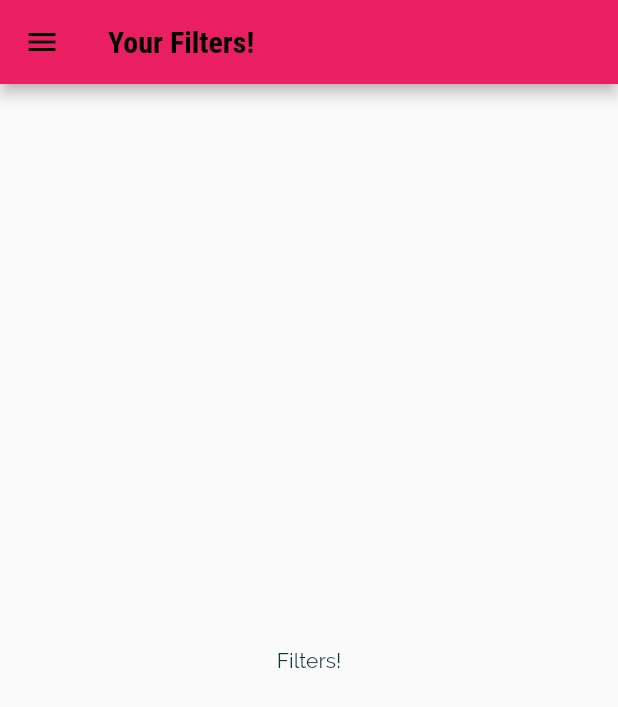
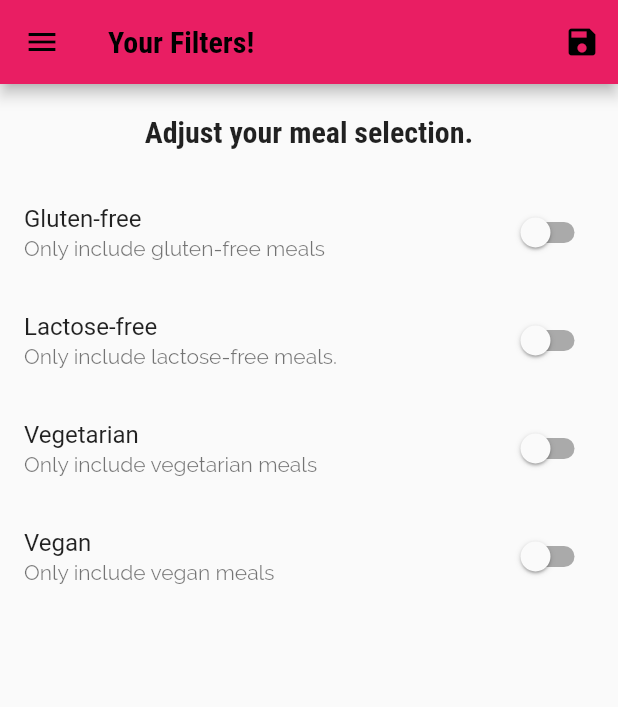
Before and after one commit to wacky-tacky/recipe_savour, a Flutter app: the FiltersScreen screen opened by its route, on a phone screen of 412 x 824 dp. Shown: the top 707 px of the screen. Run offline on Flutter 3.47's test engine with Material 2 defaults, Android fonts, the phone set to English and light mode, and no system bars.

Commit message:
Filter screen added
- classifies meals according to filters applied

```diff
--- a/lib/main.dart
+++ b/lib/main.dart
@@ -1,13 +1,51 @@
 import 'package:flutter/material.dart';
-import 'package:shopping_app/screens/filters_screen.dart';
+import './dummy_data.dart';
+import './screens/filters_screen.dart';
 import './screens/tabs_screen.dart';
 import './screens/meal_detail_screen.dart';
 import 'screens/category_meals_screen.dart';
 import 'screens/categories_screen.dart';
+import './models/meal.dart';
 
 void main() => runApp(MyApp());
 
-class MyApp extends StatelessWidget {
+class MyApp extends StatefulWidget {
+  @override
+  State<MyApp> createState() => _MyAppState();
+}
+
+class _MyAppState extends State<MyApp> {
+  Map<String, bool> _filters = {
+    'gluten': false,
+    'lactose': false,
+    'vegan': false,
+    'vegetarian': false,
+  };
+
+  List<Meal> _availableMeals = DUMMY_MEALS;
+
+  void _setFilters(Map<String, bool> filterData) {
+    setState(() {
+      _filters = filterData;
+
+      _availableMeals = DUMMY_MEALS.where((meal) {
+        if (_filters['gluten']! && meal.isGlutenFree) {
+          return false;
+        }
+        if (_filters['lactose']! && meal.isLactoseFree) {
+          return false;
+        }
+        if (_filters['vegan']! && meal.isVegan) {
+          return false;
+        }
+        if (_filters['vegetarian']! && meal.isVegetarian) {
+          return false;
+        }
+        return true;
+      }).toList();
+    });
+  }
+
   @override
   Widget build(BuildContext context) {
     return MaterialApp(
@@ -45,12 +83,15 @@ class MyApp extends StatelessWidget {
       initialRoute: '/',
       routes: {
         '/': (ctx) => TabsScreen(),
-        CategoryMealsScreen.routeName: (ctx) => CategoryMealsScreen(),
+        CategoryMealsScreen.routeName: (ctx) =>
+            CategoryMealsScreen(_availableMeals),
         MealDetailScreen.routeName: (ctx) => MealDetailScreen(),
-        FiltersScreen.routeName: (ctx) => FiltersScreen(),
+        FiltersScreen.routeName: (ctx) => FiltersScreen(_filters, _setFilters),
       },
       onUnknownRoute: (settings) {
-        return MaterialPageRoute(builder: (ctx) => CategoriesScreen());
+        return MaterialPageRoute(
+          builder: (ctx) => CategoriesScreen(),
+        );
       },
     );
   }
--- a/lib/screens/category_meals_screen.dart
+++ b/lib/screens/category_meals_screen.dart
@@ -1,10 +1,13 @@
 import 'package:flutter/material.dart';
 import '../widgets/meal_item.dart';
-import '../dummy_data.dart';
 import '../models/meal.dart';
 
 class CategoryMealsScreen extends StatefulWidget {
   static const routeName = '/category-meals';
+
+  final List<Meal> availableMeals;
+
+  CategoryMealsScreen(this.availableMeals);
 
   @override
   State<CategoryMealsScreen> createState() => _CategoryMealsScreenState();
@@ -28,7 +31,7 @@ class _CategoryMealsScreenState extends State<CategoryMealsScreen> {
           ModalRoute.of(context)?.settings.arguments as Map<String, String?>;
       categoryTitle = routeArgs['title'];
       final categoryId = routeArgs['id'];
-      displayedMeals = DUMMY_MEALS.where((meal) {
+      displayedMeals = widget.availableMeals.where((meal) {
         return meal.categories.contains(categoryId);
       }).toList();
 
--- a/lib/screens/filters_screen.dart
+++ b/lib/screens/filters_screen.dart
@@ -1,18 +1,134 @@
 import 'package:flutter/material.dart';
 import '../widgets/main_drawer.dart';
 
-class FiltersScreen extends StatelessWidget {
+class FiltersScreen extends StatefulWidget {
   static const routeName = '/filters';
+
+  final Function saveFilters;
+  final Map<String, bool> currentFilters;
+
+  FiltersScreen(this.currentFilters, this.saveFilters);
+
+  @override
+  _FiltersScreenState createState() => _FiltersScreenState();
+}
+
+class _FiltersScreenState extends State<FiltersScreen> {
+  var _glutenFree = false;
+  var _lactoseFree = false;
+  var _vegan = false;
+  var _vegetarian = false;
+
+  @override
+  void initState() {
+    _glutenFree = widget.currentFilters['gluten']!;
+    _lactoseFree = widget.currentFilters['lactose']!;
+    _vegan = widget.currentFilters['vegan']!;
+    _vegetarian = widget.currentFilters['vegetarian']!;
+    super.initState();
+  }
+
+  Widget _buildSwitchListTile(
+    String title,
+    String description,
+    bool currentValue,
+    Function(bool) updateValue,
+  ) {
+    return SwitchListTile(
+      title: Text(title),
+      value: currentValue,
+      subtitle: Text(
+        description,
+      ),
+      onChanged: updateValue,
+    );
+  }
 
   @override
   Widget build(BuildContext context) {
     return Scaffold(
       appBar: AppBar(
         title: Text('Your Filters!'),
+        actions: [
+          IconButton(
+            icon: Icon(Icons.save),
+            onPressed: () {
+              final selectedFilters = {
+                'gluten': _glutenFree,
+                'lactose': _lactoseFree,
+                'vegan': _vegan,
+                'vegetarian': _vegetarian,
+              };
+              widget.saveFilters(selectedFilters);
+            },
+          ),
+        ],
       ),
       drawer: MainDrawer(),
-      body: Center(
-        child: Text('Filters!'),
+      body: Column(
+        children: <Widget>[
+          Container(
+            padding: EdgeInsets.all(20),
+            child: Text(
+              'Adjust your meal selection.',
+              style: Theme.of(context).textTheme.headline6,
+            ),
+          ),
+          Expanded(
+            child: ListView(
+              children: <Widget>[
+                _buildSwitchListTile(
+                  'Gluten-free',
+                  'Only include gluten-free meals',
+                  _glutenFree,
+                  (newValue) {
+                    setState(
+                      () {
+                        _glutenFree = newValue;
+                      },
+                    );
+                  },
+                ),
+                _buildSwitchListTile(
+                  'Lactose-free',
+                  'Only include lactose-free meals.',
+                  _lactoseFree,
+                  (newValue) {
+                    setState(
+                      () {
+                        _lactoseFree = newValue;
+                      },
+                    );
+                  },
+                ),
+                _buildSwitchListTile(
+                  'Vegetarian',
+                  'Only include vegetarian meals',
+                  _vegetarian,
+                  (newValue) {
+                    setState(
+                      () {
+                        _vegetarian = newValue;
+                      },
+                    );
+                  },
+                ),
+                _buildSwitchListTile(
+                  'Vegan',
+                  'Only include vegan meals',
+                  _vegan,
+                  (newValue) {
+                    setState(
+                      () {
+                        _vegan = newValue;
+                      },
+                    );
+                  },
+                ),
+              ],
+            ),
+          ),
+        ],
       ),
     );
   }
```
